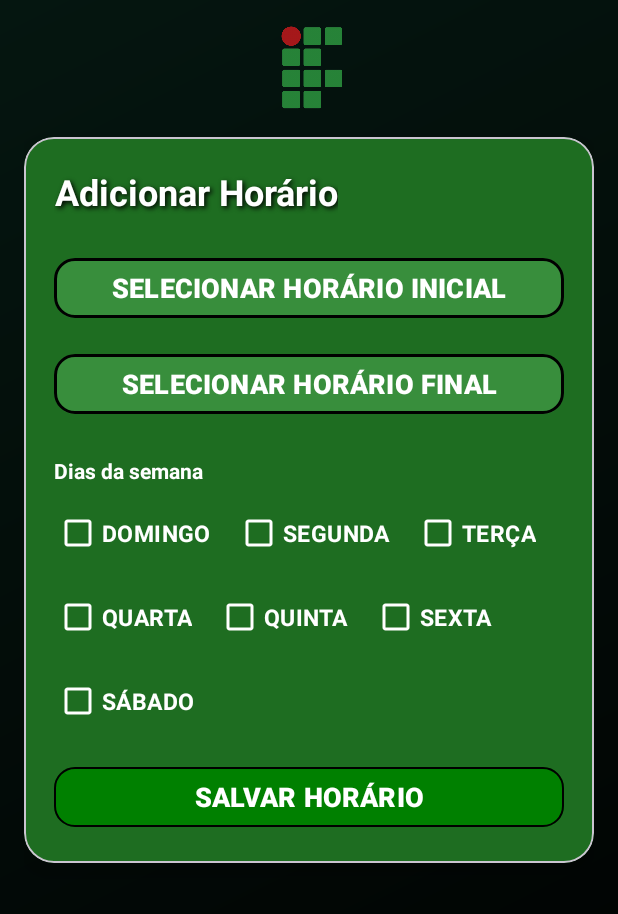
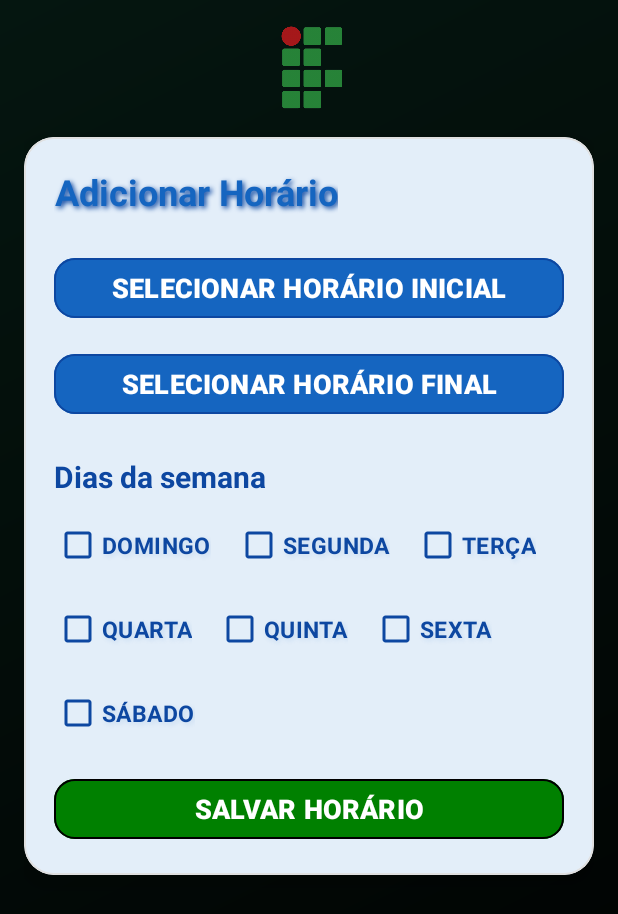
Before and after one commit to Extensao-TSI/V1.2, an Android app: the AdicionarHorarioActivity screen opened directly, with no data from a screen before it, on a phone screen of 412 x 824 dp. Shown: the top 914 px of the screen. Run offline under Robolectric (Android 15) with nearby library versions, the phone set to English and light mode, and no system bars.

Commit message:
Mudança das cores

```diff
--- a/app/src/main/res/layout/activity_adicionar_horario.xml
+++ b/app/src/main/res/layout/activity_adicionar_horario.xml
@@ -19,10 +19,11 @@
     <com.google.android.material.card.MaterialCardView
         android:layout_width="match_parent"
         android:layout_height="wrap_content"
+        app:cardCornerRadius="20dp"
+        app:cardElevation="8dp"
         android:layout_marginTop="10dp"
-        app:cardBackgroundColor="@color/dark_green_primary"
-        app:cardCornerRadius="20dp"
-        app:cardElevation="8dp">
+        app:cardBackgroundColor="#FFFFFF"
+        app:strokeColor="#E0E0E0">
 
         <LinearLayout
             android:layout_width="match_parent"
@@ -36,18 +37,18 @@
                 android:layout_height="wrap_content"
                 android:layout_marginBottom="24dp"
                 android:gravity="center"
-                android:shadowColor="#000000"
+                android:textStyle="bold"
+                android:textColor="#1565C0"
+                android:shadowColor="#0D47A1"
                 android:shadowDx="2"
                 android:shadowDy="2"
                 android:shadowRadius="4"
                 android:text="Adicionar Horário"
-                android:textColor="#FFFFFF"
-                android:textSize="24sp"
-                android:textStyle="bold" />
+                android:textSize="24sp" />
 
             <com.google.android.material.button.MaterialButton
                 android:id="@+id/btnHorarioInicial"
-                style="@style/AppButtonSecondary"
+                style="@style/AppButtonPrimary"
                 android:layout_width="match_parent"
                 android:layout_height="wrap_content"
                 android:layout_marginBottom="16dp"
@@ -55,7 +56,7 @@
 
             <com.google.android.material.button.MaterialButton
                 android:id="@+id/btnHorarioFinal"
-                style="@style/AppButtonSecondary"
+                style="@style/AppButtonPrimary"
                 android:layout_width="match_parent"
                 android:layout_height="wrap_content"
                 android:layout_marginBottom="24dp"
@@ -67,7 +68,8 @@
                 android:layout_height="wrap_content"
                 android:layout_marginBottom="8dp"
                 android:text="Dias da semana"
-                android:textColor="#FFFFFF"
+                android:textColor="#0D47A1"
+                android:textSize="20dp"
                 android:textStyle="bold" />
 
             <LinearLayout
--- a/app/src/main/res/values/styles.xml
+++ b/app/src/main/res/values/styles.xml
@@ -5,9 +5,9 @@
 		<item name="android:textStyle">bold</item>
 		<item name="android:textColor">#FFFFFF</item>
 		<item name="android:textSize">18sp</item>
-		<item name="backgroundTint">@color/dark_green_secondary</item>
+		<item name="backgroundTint">#1565C0</item>
 		<item name="cornerRadius">14dp</item>
-		<item name="strokeColor">@color/black</item>
+		<item name="strokeColor">#0D47A1</item>
 		<item name="strokeWidth">1dp</item>
 		<item name="rippleColor">#40FFFFFF</item>
 		<item name="iconTint">#FFFFFF</item>
@@ -16,14 +16,14 @@
 	<style name="AppButtonSecondary" parent="Widget.Material3.Button">
 		<item name="android:textAllCaps">true</item>
 		<item name="android:textStyle">bold</item>
-		<item name="android:textColor">@color/white</item>
+		<item name="android:textColor">#1565C0</item>
 		<item name="android:textSize">18sp</item>
-		<item name="backgroundTint">@color/dark_green_accent</item>
+		<item name="backgroundTint">#FFFFFF</item>
 		<item name="cornerRadius">14dp</item>
-		<item name="strokeColor">@android:color/system_accent3_1000</item>
+		<item name="strokeColor">#1565C0</item>
 		<item name="strokeWidth">2dp</item>
 		<item name="rippleColor">#201565C0</item>
-		<item name="iconTint">@color/white</item>
+		<item name="iconTint">#1565C0</item>
 	</style>
 
 	<style name="AppButtonDanger" parent="Widget.Material3.Button">
@@ -31,7 +31,7 @@
 		<item name="android:textStyle">bold</item>
 		<item name="android:textColor">#FFFFFF</item>
 		<item name="android:textSize">18sp</item>
-		<item name="backgroundTint">#C0392B</item>
+		<item name="backgroundTint">#B80404</item>
 		<item name="cornerRadius">14dp</item>
 		<item name="strokeColor">@color/black</item>
 		<item name="strokeWidth">1dp</item>
@@ -45,7 +45,7 @@
 		<item name="android:textSize">18sp</item>
 		<item name="backgroundTint">#008000</item>
 		<item name="cornerRadius">14dp</item>
-		<item name="strokeColor">@color/black</item>
+		<item name="strokeColor">#000000</item>
 		<item name="strokeWidth">1dp</item>
 		<item name="rippleColor">#40FFFFFF</item>
 		<item name="iconTint">#FFFFFF</item>
@@ -65,13 +65,17 @@
 	<style name="Days">
 		<item name="android:textAllCaps">true</item>
 		<item name="android:textStyle">bold</item>
-		<item name="android:textColor">#FFFFFF</item>
+		<item name="android:textColor">#0D47A1</item>
 		<item name="android:textSize">15sp</item>
-		<item name="buttonTint">#FFFFFF</item>
+		<item name="buttonTint">#0D47A1</item>
 		<item name="cornerRadius">5dp</item>
 		<item name="strokeColor">@color/black</item>
 		<item name="strokeWidth">1dp</item>
-		<item name="rippleColor">#40FFFFFF</item>
-		<item name="iconTint">#FFFFFF</item>
+		<item name="rippleColor">#201565C0</item>
+		<item name="iconTint">#0D47A1</item>
+		<item name="android:shadowColor">#201565C0</item>
+		<item name="android:shadowDx">2</item>
+		<item name="android:shadowDy">2</item>
+		<item name="android:shadowRadius">4</item>
 	</style>
 </resources>
```
Also changed, not shown: app/src/main/java/com/example/extensaotelas/ListaHorariosActivity.kt (+38 -0 lines), app/src/main/res/layout/activity_editar_horario.xml (+8 -6 lines), app/src/main/res/layout/activity_lista_horarios.xml (+26 -12 lines), app/src/main/res/layout/activity_main.xml (+10 -25 lines), app/src/main/res/layout/item_horario.xml (+8 -8 lines), 1 other file.
